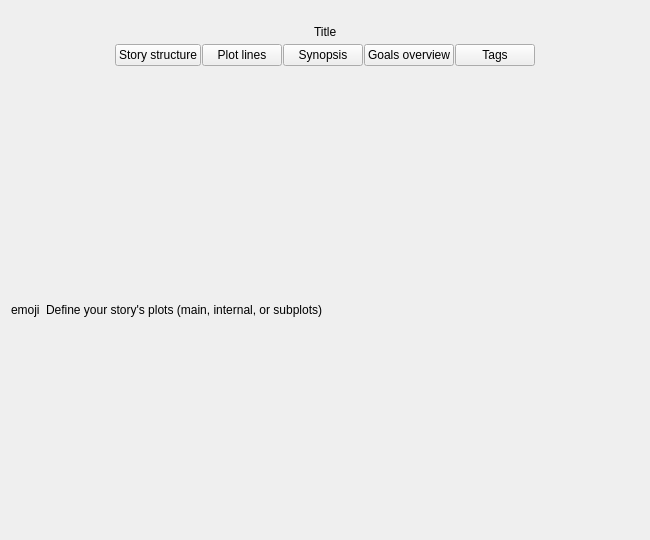
First picture: the form in ui/novel_view.ui, repository zkovari/plotlyst, before the edit.
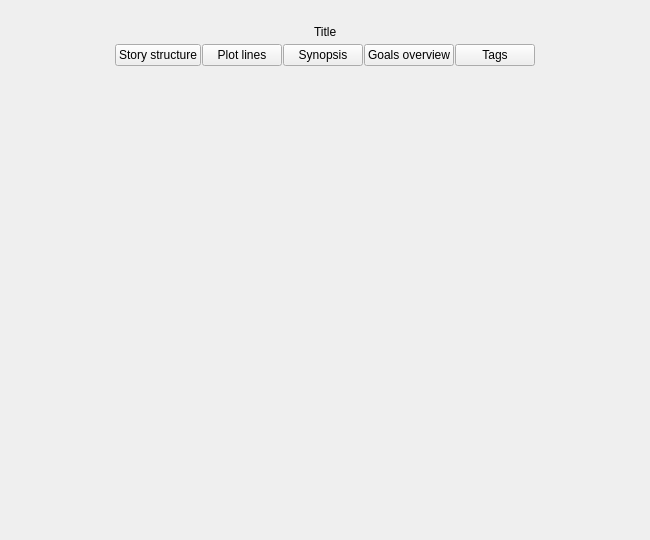
Second picture: the form after the edit. The open tabs and pages were chosen to show the change. Custom widgets are drawn as their Qt base class.

Commit message: Update plots view, #226

What changed in the file:
```diff
--- a/ui/novel_view.ui
+++ b/ui/novel_view.ui
@@ -363,43 +363,55 @@
      </widget>
      <widget class="QWidget" name="pagePlot">
       <layout class="QVBoxLayout" name="verticalLayout_2">
-       <item>
-        <layout class="QHBoxLayout" name="horizontalLayout_6">
-         <item alignment="Qt::AlignLeft">
-          <widget class="QLabel" name="lblDramaticQuestionEmoji">
-           <property name="text">
-            <string>emoji</string>
-           </property>
-          </widget>
-         </item>
+       <property name="spacing">
+        <number>3</number>
+       </property>
+       <property name="leftMargin">
+        <number>2</number>
+       </property>
+       <property name="topMargin">
+        <number>2</number>
+       </property>
+       <property name="rightMargin">
+        <number>2</number>
+       </property>
+       <property name="bottomMargin">
+        <number>2</number>
+       </property>
          <item>
-          <widget class="QLabel" name="lblStorylinesDescription_2">
-           <property name="text">
+        <widget class="Subtitle" name="widget_6" native="true">
+         <property name="title" stdset="0">
+          <string>Plots</string>
+         </property>
+         <property name="description" stdset="0">
             <string>Define your story's plots (main, internal, or subplots)</string>
            </property>
-           <property name="wordWrap">
-            <bool>false</bool>
+         <property name="icon" stdset="0">
+          <string>mdi.chart-bell-curve-cumulative</string>
            </property>
           </widget>
          </item>
          <item>
-          <spacer name="horizontalSpacer_8">
+        <layout class="QHBoxLayout" name="horizontalLayout_6">
+         <property name="spacing">
+          <number>0</number>
+         </property>
+         <item>
+          <spacer name="horizontalSpacer_6">
            <property name="orientation">
             <enum>Qt::Horizontal</enum>
            </property>
            <property name="sizeType">
-            <enum>QSizePolicy::MinimumExpanding</enum>
+            <enum>QSizePolicy::Fixed</enum>
            </property>
            <property name="sizeHint" stdset="0">
             <size>
-             <width>40</width>
+             <width>20</width>
              <height>20</height>
             </size>
            </property>
           </spacer>
          </item>
-        </layout>
-       </item>
        <item>
         <widget class="ItemsEditorWidget" name="wdgDramaticQuestions" native="true">
          <property name="sizePolicy">
@@ -409,6 +421,21 @@
           </sizepolicy>
          </property>
         </widget>
+         </item>
+        </layout>
+       </item>
+       <item>
+        <spacer name="verticalSpacer">
+         <property name="orientation">
+          <enum>Qt::Vertical</enum>
+         </property>
+         <property name="sizeHint" stdset="0">
+          <size>
+           <width>20</width>
+           <height>40</height>
+          </size>
+         </property>
+        </spacer>
        </item>
       </layout>
      </widget>
```
Left out of the diff: 2 changed lines with no effect on the pictures. Lines whose indentation alone changed are shown as unchanged.
